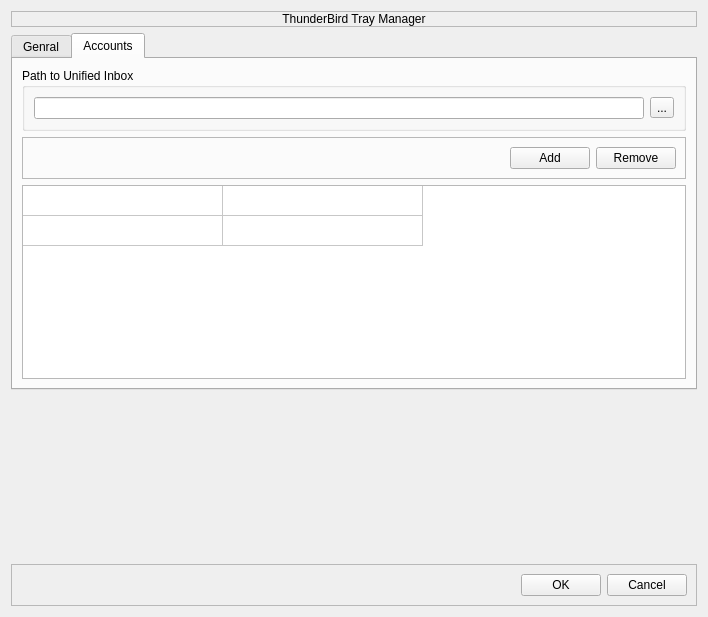
The window that tbtrayui.ui (JackDinn/tbtray) describes before a commit, drawn with Qt 5.
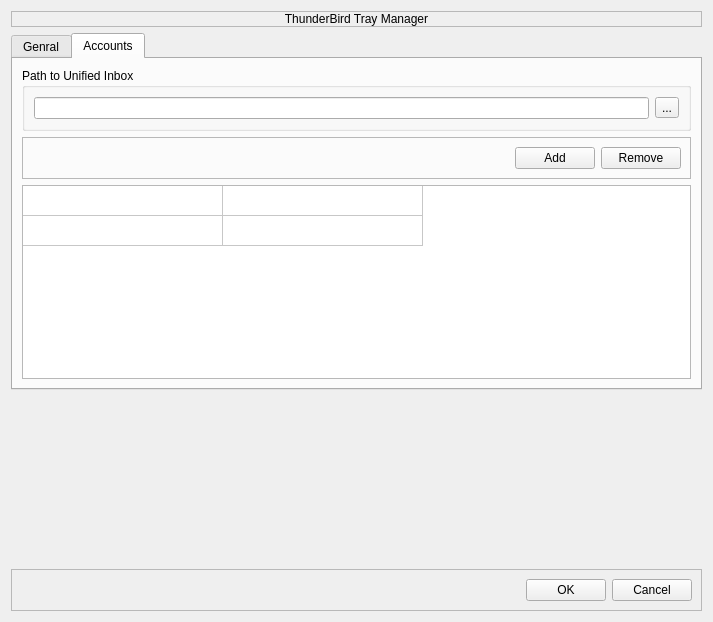
The same window after the commit. Icons and pictures are not drawn.

What changed in the file:
```diff
--- a/tbtrayui.ui
+++ b/tbtrayui.ui
@@ -6,8 +6,8 @@
    <rect>
     <x>0</x>
     <y>0</y>
-    <width>708</width>
-    <height>617</height>
+    <width>713</width>
+    <height>622</height>
    </rect>
   </property>
   <property name="windowTitle">
```
